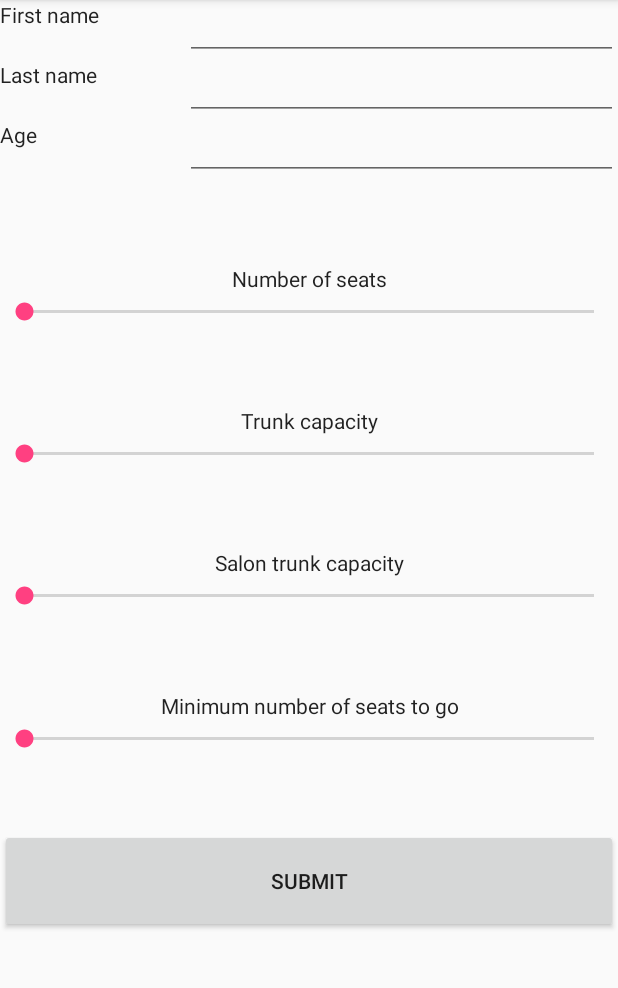
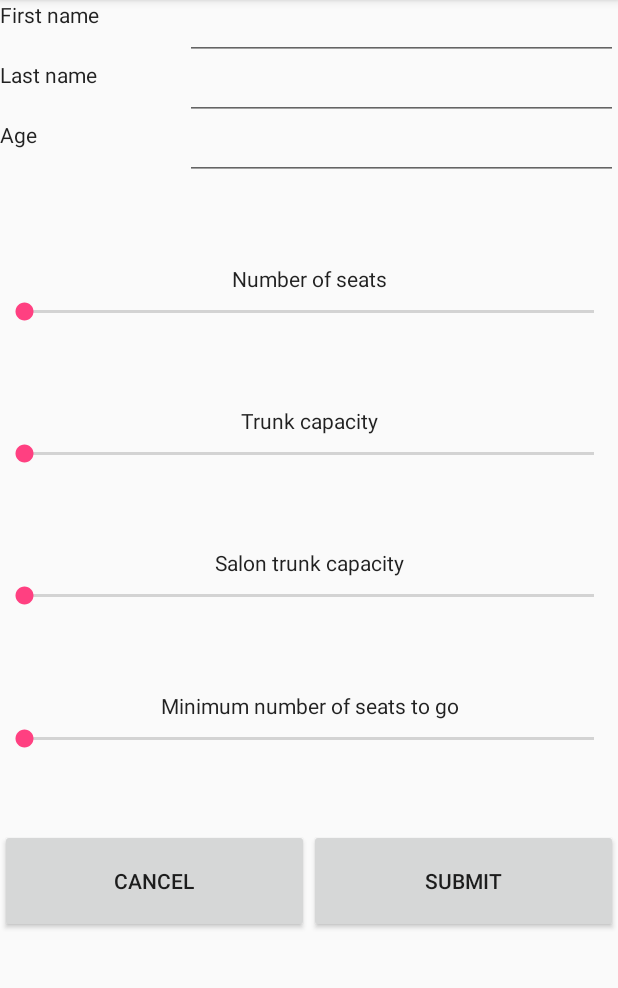
Before and after one commit to Vityoube/MagisterProject, an Android app: the DriverUserDetailsActivity screen opened directly, with no data from a screen before it, after a tap on "MODIFY", on a phone screen of 412 x 824 dp, the part 84-1072 px from its top. Run offline under Robolectric (Android 15) with nearby library versions, the phone set to English and light mode, and no system bars; our stand-ins replace Firebase (no records; nobody signed in at launch, a user with empty details on screens opened directly); 21 statements that could not run were skipped.

Commit message:
Now Driver can modify his information (initials, age, number of seats in bus, trunk capacity, salon trunk capacity, minimum seats required for travel)

```diff
--- a/app/src/main/java/vkalashnykov/org/busapplication/DriverMainActivity.java
+++ b/app/src/main/java/vkalashnykov/org/busapplication/DriverMainActivity.java
@@ -197,7 +197,9 @@ public class DriverMainActivity extends FragmentActivity
             LatLng centerPoland = new LatLng(52.0693234, 19.4781172);
             map.animateCamera(CameraUpdateFactory.newLatLngZoom(centerPoland, 7));
         }
-        drawRoute();
+        if (driverRef.child("routes").child(String.valueOf(0))!=null
+                && driverRef.child("routes")!=null)
+            drawRoute();
 
     }
 
@@ -229,6 +231,8 @@ public class DriverMainActivity extends FragmentActivity
                             Position point = new Position(latitude, longitude);
                             points.add(point);
                         }
+                        if (points.isEmpty())
+                            return;
                         LatLng origin = new LatLng(
                                 points.get(0).getLatitude(),
                                 points.get(0).getLongitude()
--- a/app/src/main/java/vkalashnykov/org/busapplication/DriverUserDetailsActivity.java
+++ b/app/src/main/java/vkalashnykov/org/busapplication/DriverUserDetailsActivity.java
@@ -1,5 +1,6 @@
 package vkalashnykov.org.busapplication;
 
+import android.content.Intent;
 import android.support.v7.app.AppCompatActivity;
 import android.os.Bundle;
 import android.view.View;
@@ -23,7 +24,8 @@ import vkalashnykov.org.busapplication.layouts.SeekbarWithIntervals;
 public class DriverUserDetailsActivity extends AppCompatActivity {
 
     private String email;
-    private String firstNameText,lastNameText,ageText,busSizeText;
+    private String firstNameText, lastNameText, ageText, busSizeText, trunkCapacityText,
+    salonCapacityText,minSeatsText;
     private String driverKey;
     private SeekbarWithIntervals seatsNumberSeekbar;
     private SeekbarWithIntervals trunkCapacitySeekbar;
@@ -32,75 +34,75 @@ public class DriverUserDetailsActivity extends AppCompatActivity {
     private EditText firstNameInput;
     private EditText lastNameInput;
     private EditText ageInput;
-
+    DatabaseReference driverRef;
 
     @Override
     protected void onCreate(Bundle savedInstanceState) {
         super.onCreate(savedInstanceState);
         setContentView(R.layout.activity_driver_user_details);
-        TextView userLogin=(TextView)findViewById(R.id.userLogin);
-        email=getIntent().getStringExtra("USER_EMAIL");
-        driverKey=getIntent().getStringExtra("DRIVER_KEY");
+        TextView userLogin = (TextView) findViewById(R.id.userLogin);
+        email = getIntent().getStringExtra("USER_EMAIL");
+        driverKey = getIntent().getStringExtra("DRIVER_KEY");
         userLogin.setText(email);
         final FirebaseDatabase database = FirebaseDatabase.getInstance();
-        DatabaseReference reference=database.getReference();
-        DatabaseReference driversRef = reference.child("drivers");
-        final TextView firstName=(TextView)findViewById(R.id.userFirstName);
-        final TextView lastName=(TextView)findViewById(R.id.userLastName);
-        final TextView age=(TextView)findViewById(R.id.userAge);
-        final TextView busSize=(TextView)findViewById(R.id.userBusSize);
-        final TextView trunkCapacity=(TextView)findViewById(R.id.trunkCapacity);
-        final TextView salonCapacity=(TextView)findViewById(R.id.salonCapacity);
-        final TextView minSeats=(TextView)findViewById(R.id.minimumSeatsNumber);
+        DatabaseReference reference = database.getReference();
+        driverRef = reference.child("drivers").child(driverKey);
+        final TextView firstName = (TextView) findViewById(R.id.userFirstName);
+        final TextView lastName = (TextView) findViewById(R.id.userLastName);
+        final TextView age = (TextView) findViewById(R.id.userAge);
+        final TextView busSize = (TextView) findViewById(R.id.userBusSize);
+        final TextView trunkCapacity = (TextView) findViewById(R.id.trunkCapacity);
+        final TextView salonCapacity = (TextView) findViewById(R.id.salonCapacity);
+        final TextView minSeats = (TextView) findViewById(R.id.minimumSeatsNumber);
 
-        driversRef.addListenerForSingleValueEvent(new ValueEventListener() {
+        driverRef.addValueEventListener(new ValueEventListener() {
             @Override
             public void onDataChange(DataSnapshot dataSnapshot) {
-                for (DataSnapshot snapshot: dataSnapshot.getChildren()){
-                    Driver driver=snapshot.getValue(Driver.class);
-                    if (email.equals(driver.getUsername()) ){
-                        firstNameText=driver.getFirstName();
-                        lastNameText=driver.getLastName();
-                        ageText=String.valueOf(driver.getAge());
-                        busSizeText=String.valueOf(driver.getBusSize());
-                        firstName.setText(firstNameText);
-                        lastName.setText(lastNameText);
-                        age.setText(ageText);
-                        busSize.setText(busSizeText);
-                    }
-                }
+                Driver driver = dataSnapshot.getValue(Driver.class);
+                firstNameText = driver.getFirstName();
+                lastNameText = driver.getLastName();
+                ageText = String.valueOf(driver.getAge());
+                busSizeText = String.valueOf(driver.getBusSize());
+                trunkCapacityText=String.valueOf(driver.getTrunkCapacity());
+                salonCapacityText=String.valueOf(driver.getSalonCapacity());
+                minSeatsText=String.valueOf(driver.getMinSeats());
+
+                firstName.setText(firstNameText);
+                lastName.setText(lastNameText);
+                age.setText(ageText);
+                busSize.setText(busSizeText);
+                trunkCapacity.setText(trunkCapacityText);
+                salonCapacity.setText(salonCapacityText);
+                minSeats.setText(minSeatsText);
             }
 
             @Override
             public void onCancelled(DatabaseError databaseError) {
-                Toast.makeText(DriverUserDetailsActivity.this,R.string.databaseError,
+                Toast.makeText(DriverUserDetailsActivity.this, R.string.databaseError,
                         Toast.LENGTH_SHORT).show();
-                firstNameText="ERROR#";
-                lastNameText="ERROR#";
-                ageText="ERROR#";
-                busSizeText="ERROR#";
+                firstNameText = "ERROR#";
+                lastNameText = "ERROR#";
+                ageText = "ERROR#";
+                busSizeText = "ERROR#";
             }
         });
-
-
-
 
 
     }
 
     public void setModifyMode(View view) {
         setContentView(R.layout.driver_details_modify);
-        firstNameInput=(EditText)findViewById(R.id.firstName);
-        lastNameInput=(EditText)findViewById(R.id.lastName);
-        ageInput=(EditText)findViewById(R.id.age);
-        seatsNumberSeekbar=(SeekbarWithIntervals)findViewById(R.id.seatsNumber);
-        trunkCapacitySeekbar=(SeekbarWithIntervals)findViewById(R.id.trunkCapacity);
-        salonTrunkSeekbar=(SeekbarWithIntervals)findViewById(R.id.salonCapacity);
-        minimumSeatsSeekbar=(SeekbarWithIntervals)findViewById(R.id.minimumSeatsNumber);
-        fillIntervals(seatsNumberSeekbar,15);
-        fillIntervals(trunkCapacitySeekbar,10);
-        fillIntervals(salonTrunkSeekbar,10);
-        fillIntervals(minimumSeatsSeekbar,15);
+        firstNameInput = (EditText) findViewById(R.id.firstName);
+        lastNameInput = (EditText) findViewById(R.id.lastName);
+        ageInput = (EditText) findViewById(R.id.age);
+        seatsNumberSeekbar = (SeekbarWithIntervals) findViewById(R.id.seatsNumber);
+        trunkCapacitySeekbar = (SeekbarWithIntervals) findViewById(R.id.trunkCapacity);
+        salonTrunkSeekbar = (SeekbarWithIntervals) findViewById(R.id.salonCapacity);
+        minimumSeatsSeekbar = (SeekbarWithIntervals) findViewById(R.id.minimumSeatsNumber);
+        fillIntervals(seatsNumberSeekbar, 15);
+        fillIntervals(trunkCapacitySeekbar, 10);
+        fillIntervals(salonTrunkSeekbar, 10);
+        fillIntervals(minimumSeatsSeekbar, 15);
 //        seatsNumberSeekbar.setOnSeekBarChangeListener(new SeekBar.OnSeekBarChangeListener() {
 //            @Override
 //            public void onProgressChanged(SeekBar seekBar, int progress, boolean fromUser) {
@@ -120,18 +122,39 @@ public class DriverUserDetailsActivity extends AppCompatActivity {
 //        });
 
 
-
     }
 
     public void saveDetails(View view) {
+        if (!"".equals(firstNameInput.getText().toString()))
+            driverRef.child("firstName").setValue(firstNameInput.getText().toString());
+        if(!"".equals(lastNameInput.getText().toString()))
+            driverRef.child("lastName").setValue(lastNameInput.getText().toString());
+        if (!"".equals(ageInput.getText().toString()))
+            driverRef.child("age").setValue(Integer.parseInt(ageInput.getText().toString()));
+
+        if (seatsNumberSeekbar.getProgress()>0)
+            driverRef.child("busSize").setValue(seatsNumberSeekbar.getProgress());
+        if (trunkCapacitySeekbar.getProgress()>0)
+        driverRef.child("trunkCapacity").setValue(trunkCapacitySeekbar.getProgress()+1);
+        if (salonTrunkSeekbar.getProgress()>0)
+        driverRef.child("salonCapacity").setValue(salonTrunkSeekbar.getProgress()+1);
+        if (minimumSeatsSeekbar.getProgress()>0
+                && minimumSeatsSeekbar.getProgress()<=seatsNumberSeekbar.getProgress())
+            driverRef.child("minSeats").setValue(minimumSeatsSeekbar.getProgress()+1);
+        setContentView(R.layout.activity_driver_user_details);
+        recreate();
     }
 
-    public void fillIntervals(SeekbarWithIntervals seekbar, int maxNumber){
-        ArrayList<String> intervals=new ArrayList<>();
-        for (int i=1;i<=maxNumber;i++){
+    public void fillIntervals(SeekbarWithIntervals seekbar, int maxNumber) {
+        ArrayList<String> intervals = new ArrayList<>();
+        for (int i = 1; i <= maxNumber; i++) {
             intervals.add(String.valueOf(i));
         }
         seekbar.setIntervals(intervals);
+    }
+
+    public void cancel(View view) {
+        setContentView(R.layout.activity_driver_user_details);
     }
 
 //    public void updateMinSeatSeekbar(int progress){
--- a/app/src/main/java/vkalashnykov/org/busapplication/layouts/SeekbarWithIntervals.java
+++ b/app/src/main/java/vkalashnykov/org/busapplication/layouts/SeekbarWithIntervals.java
@@ -123,10 +123,7 @@ public class SeekbarWithIntervals extends LinearLayout {
 
     public void setIntervals(List<String> intervals) {
         displayIntervals(intervals);
-        if (intervals.size()>1)
-            getSeekbar().setMax(intervals.size() - 1);
-        else
-            getSeekbar().setMax(intervals.size() );
+        getSeekbar().setMax(intervals.size() );
     }
 
     private void displayIntervals(List<String> intervals) {
--- a/app/src/main/res/layout/driver_details_modify.xml
+++ b/app/src/main/res/layout/driver_details_modify.xml
@@ -148,13 +148,27 @@
         android:layout_weight="0.1">
     </vkalashnykov.org.busapplication.layouts.SeekbarWithIntervals>
 
-    <Button
-        android:id="@+id/submitButton"
+    <LinearLayout
         android:layout_width="match_parent"
         android:layout_height="0dp"
         android:layout_weight="0.1"
-        android:text="@string/submit"
-        android:onClick="saveDetails"/>
+        android:weightSum="100" android:orientation="horizontal">
+        <Button
+            android:id="@+id/cancelButton"
+            android:layout_width="0dp"
+            android:layout_height="match_parent"
+            android:layout_weight="50"
+            android:text="@string/cancel"
+            android:onClick="cancel"/>
+        <Button
+            android:id="@+id/submitButton"
+            android:layout_width="0dp"
+            android:layout_height="match_parent"
+            android:layout_weight="50"
+            android:text="@string/submit"
+            android:onClick="saveDetails"/>
+    </LinearLayout>
+
 </LinearLayout>
 
 </android.support.constraint.ConstraintLayout>
```
Also changed, not shown: app/src/main/java/vkalashnykov/org/busapplication/api/domain/Driver.java (+26 -0 lines).
